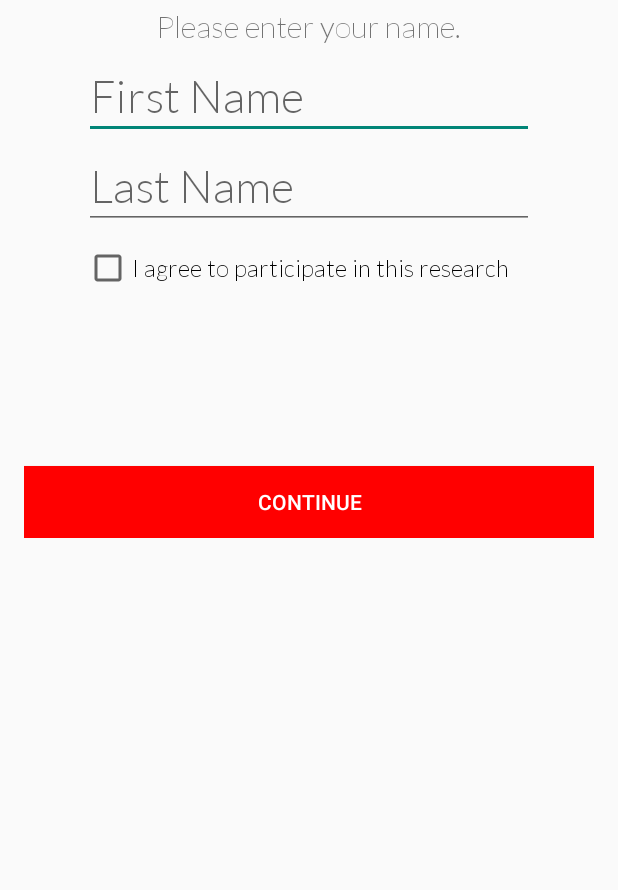
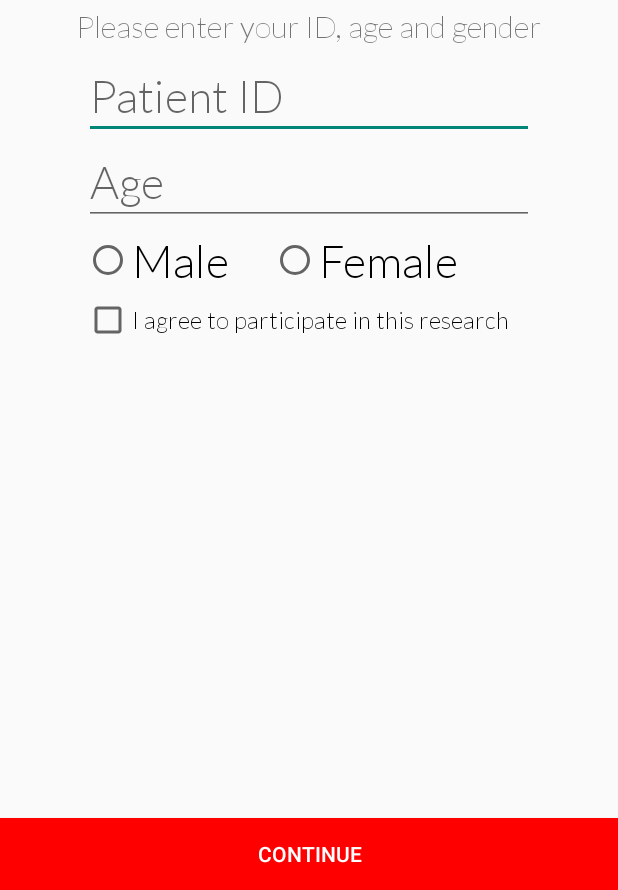
Before and after one commit to maluqishi/LeapApp, an Android app: the layout fragment_main.xml on its own in the app's theme, with its tools: preview values and no code run, on a phone screen of 412 x 824 dp, the part 346-1236 px from its top. Run offline under Robolectric (Android 15) with nearby library versions, the phone set to English and light mode, and no system bars; Roboto replaces fonts that are not available here.

Commit message:
UI change and comments

```diff
--- /dev/null
+++ b/app/src/main/java/uwaterloo/ca/leaptest/CustomRadioButton.java
@@ -0,0 +1,31 @@
+package uwaterloo.ca.leaptest;
+
+import android.content.Context;
+import android.graphics.Typeface;
+import android.util.AttributeSet;
+import android.widget.RadioButton;
+
+public class CustomRadioButton extends RadioButton {
+
+    public CustomRadioButton(Context context, AttributeSet attrs, int defStyle) {
+        super(context, attrs, defStyle);
+        init();
+    }
+
+    public CustomRadioButton(Context context, AttributeSet attrs) {
+        super(context, attrs);
+        init();
+    }
+
+    public CustomRadioButton(Context context) {
+        super(context);
+        init();
+    }
+
+    private void init() {
+        if (!isInEditMode()) {
+            Typeface tf = Typeface.createFromAsset(getContext().getAssets(), "Lato-Light.ttf");
+            setTypeface(tf);
+        }
+    }
+}
--- a/app/src/main/java/uwaterloo/ca/leaptest/MainActivity.java
+++ b/app/src/main/java/uwaterloo/ca/leaptest/MainActivity.java
@@ -94,6 +94,7 @@ public class MainActivity extends ActionBarActivity {
                             }).create().show();
                     return true;
                 case 2:
+                    state = 1;
                     InfoFragment.backAnimation();
                     MainActivityFragment.backAnimation();
                     return true;
--- a/app/src/main/res/layout/fragment_main.xml
+++ b/app/src/main/res/layout/fragment_main.xml
@@ -1,10 +1,10 @@
 <RelativeLayout xmlns:android="http://schemas.android.com/apk/res/android"
         xmlns:tools="http://schemas.android.com/tools" android:layout_width="match_parent"
-        android:layout_height="wrap_content" android:paddingLeft="@dimen/activity_horizontal_margin"
-        android:paddingRight="@dimen/activity_horizontal_margin"
+        android:layout_height="wrap_content" android:paddingLeft="0dp"
+        android:paddingRight="0dp"
         android:paddingTop="@dimen/activity_vertical_margin"
         android:id="@+id/fragment1"
-        android:paddingBottom="@dimen/activity_vertical_margin" tools:context=".MainActivityFragment">
+        android:paddingBottom="0dp" tools:context=".MainActivityFragment">
 
      <ImageView
          android:layout_width="wrap_content"
@@ -30,7 +30,7 @@
          android:layout_width="wrap_content"
          android:layout_height="wrap_content"
          android:textSize="20dp"
-         android:text="Please enter your name."
+         android:text="Please enter your ID, age and gender"
          android:id="@+id/intro2"
          android:layout_alignParentTop="true"
          android:layout_centerHorizontal="true"
@@ -40,50 +40,70 @@
      <uwaterloo.ca.leaptest.CustomEditText
          android:layout_width="wrap_content"
          android:layout_height="wrap_content"
-         android:inputType="textCapSentences"
-         android:hint="First Name"
+         android:inputType="number"
+         android:hint="Patient ID"
          android:width="300dp"
          android:textSize="30dp"
          android:ems="10"
-         android:id="@+id/firstName"
+         android:id="@+id/patientID"
          android:layout_alignParentTop="true"
          android:layout_centerHorizontal="true"
          android:layout_marginTop="250dp"/>
 
-     <uwaterloo.ca.leaptest.CustomEditText
-         android:layout_width="wrap_content"
-         android:layout_height="wrap_content"
-         android:inputType="textCapSentences"
-         android:hint="Last Name"
-         android:ems="10"
-         android:id="@+id/lastName"
-         android:width="300dp"
-         android:textSize="30dp"
-         android:layout_alignParentTop="true"
-         android:layout_alignStart="@+id/firstName"
-         android:layout_marginTop="310dp"/>
 
     <Button
         android:layout_width="wrap_content"
         android:layout_height="wrap_content"
         android:text="CONTINUE"
         android:id="@+id/continueButton"
-         android:layout_alignParentTop="true"
-         android:layout_centerHorizontal="true"
-         android:layout_marginTop="525dp"
         android:width="1500dp"
         android:background="#FF0000"
-         android:textColor="#FFF" />
+        android:textColor="#FFF"
+        android:layout_alignParentBottom="true"
+        android:layout_alignParentStart="true"/>
 
      <uwaterloo.ca.leaptest.CustomCheckBox
          android:layout_width="wrap_content"
          android:layout_height="wrap_content"
          android:text="I agree to participate in this research"
          android:id="@+id/agree"
-         android:layout_below="@+id/lastName"
-         android:layout_alignStart="@+id/lastName"
          android:checked="false"
          android:textSize="16dp"
-         android:layout_marginTop="10dp"/>
+         android:layout_below="@+id/male"
+         android:layout_alignStart="@+id/age"
+         android:layout_marginTop="5dp"/>
+
+    <uwaterloo.ca.leaptest.CustomRadioButton
+        android:layout_width="wrap_content"
+        android:layout_height="wrap_content"
+        android:text="Male"
+        android:textSize="30dp"
+        android:id="@+id/male"
+        android:checked="false"
+        android:layout_below="@+id/age"
+        android:layout_alignStart="@+id/age"
+        android:layout_marginTop="5dp"/>
+
+    <uwaterloo.ca.leaptest.CustomRadioButton
+        android:layout_width="wrap_content"
+        android:layout_height="wrap_content"
+        android:text="Female"
+        android:textSize="30dp"
+        android:id="@+id/female"
+        android:layout_alignTop="@+id/male"
+        android:layout_alignEnd="@+id/logo"/>
+
+    <uwaterloo.ca.leaptest.CustomEditText
+        android:layout_width="wrap_content"
+        android:layout_height="wrap_content"
+        android:inputType="number"
+        android:ems="10"
+        android:width="300dp"
+        android:textSize="30dp"
+        android:id="@+id/age"
+        android:hint="Age"
+        android:layout_below="@+id/patientID"
+        android:layout_alignStart="@+id/patientID"
+        android:maxLength="2"/>
 
 </RelativeLayout>
```
Also changed, not shown: app/src/main/java/uwaterloo/ca/leaptest/InfoFragment.java (+42 -31 lines), app/src/main/java/uwaterloo/ca/leaptest/MainActivityFragment.java (+146 -79 lines), app/src/main/res/layout/fragment_info.xml (+11 -1 lines). Lines whose indentation alone changed are shown as unchanged.
